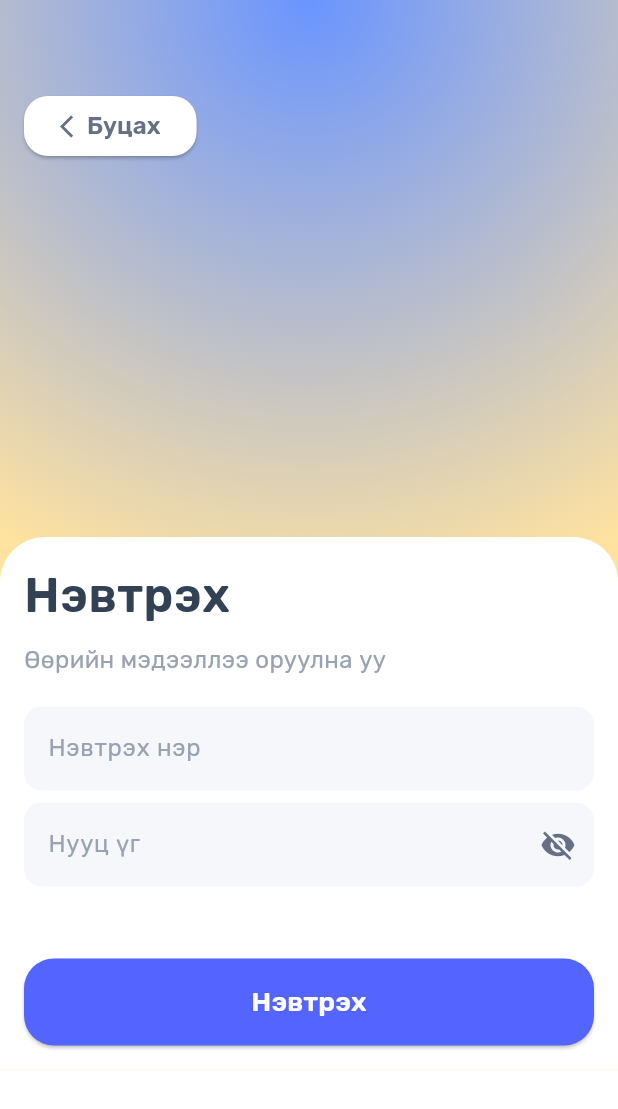
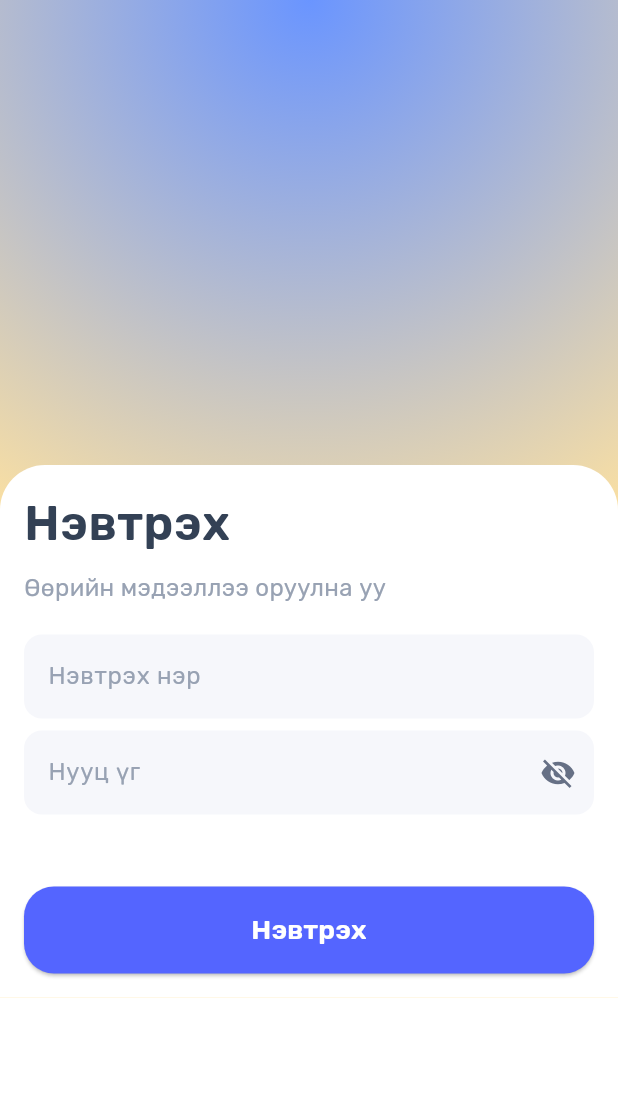
Before and after one commit to Buynaa-code/time-checker, a Flutter app: the screen it shows after launch, on a phone screen of 412 x 824 dp. Shown: the top 1109 px of the screen. Run offline on Flutter 3.47's test engine with Material 3 defaults, Android fonts, the light colour scheme and no system bars; our stand-ins replace dio, equatable, flutter_bloc, flutter_secure_storage, get_it, google_fonts and 4 more.

Commit message:
service done

```diff
--- a/lib/screens/login/login_screen.dart
+++ b/lib/screens/login/login_screen.dart
@@ -174,7 +174,7 @@
           child: Column(
             children: [
               const SizedBox(height: 60),
-              _buildBackButton(),
+              // _buildBackButton(),
               const SizedBox(height: 250),
               _buildLoginForm(),
             ],
@@ -184,31 +184,31 @@
     );
   }
 
-  Widget _buildBackButton() {
-    return Padding(
-      padding: const EdgeInsets.symmetric(horizontal: 16.0),
-      child: Align(
-        alignment: Alignment.topLeft,
-        child: ElevatedButton(
-          onPressed: () => Navigator.pop(context),
-          style: ElevatedButton.styleFrom(
-            backgroundColor: whiteColor,
-            shape:
-                RoundedRectangleBorder(borderRadius: BorderRadius.circular(16)),
-          ),
-          child: Row(
-            mainAxisSize: MainAxisSize.min,
-            children: [
-              const Icon(Icons.arrow_back_ios, color: greyColor5),
-              h4(),
-              Text('Буцах',
-                  style: ktsBodyMediumBold.copyWith(color: greyColor5)),
-            ],
-          ),
-        ),
-      ),
-    );
-  }
+  // Widget _buildBackButton() {
+  //   return Padding(
+  //     padding: const EdgeInsets.symmetric(horizontal: 16.0),
+  //     child: Align(
+  //       alignment: Alignment.topLeft,
+  //       child: ElevatedButton(
+  //         onPressed: () => Navigator.pop(context),
+  //         style: ElevatedButton.styleFrom(
+  //           backgroundColor: whiteColor,
+  //           shape:
+  //               RoundedRectangleBorder(borderRadius: BorderRadius.circular(16)),
+  //         ),
+  //         child: Row(
+  //           mainAxisSize: MainAxisSize.min,
+  //           children: [
+  //             const Icon(Icons.arrow_back_ios, color: greyColor5),
+  //             h4(),
+  //             Text('Буцах',
+  //                 style: ktsBodyMediumBold.copyWith(color: greyColor5)),
+  //           ],
+  //         ),
+  //       ),
+  //     ),
+  //   );
+  // }
 
   Widget _buildLoginForm() {
     return Container(
--- a/lib/service/app/app.dart
+++ b/lib/service/app/app.dart
@@ -5,8 +5,6 @@
 
 import 'package:time_checker/screens/login/login_screen.dart';
 import 'package:time_checker/screens/main/home_screen.dart';
-import 'package:time_checker/screens/onboarding_screen.dart';
-import 'package:time_checker/screens/widget/bottom_navigation.dart';
 
 class MyApp extends StatefulWidget {
   static String url = 'https://office.jbch.mkh.mn/api';
--- a/pubspec.yaml
+++ b/pubspec.yaml
@@ -59,6 +59,11 @@
   flutter_test:
     sdk: flutter
 
+flutter_launcher_icons:
+  android: "launcher_icon"
+  ios: true
+  image_path: "assets/icons/icon.png"
+
   # The "flutter_lints" package below contains a set of recommended lints to
   # encourage good coding practices. The lint set provided by the package is
   # activated in the `analysis_options.yaml` file located at the root of your
```
Also changed, not shown: assets/icon.png (added), pubspec.lock.
